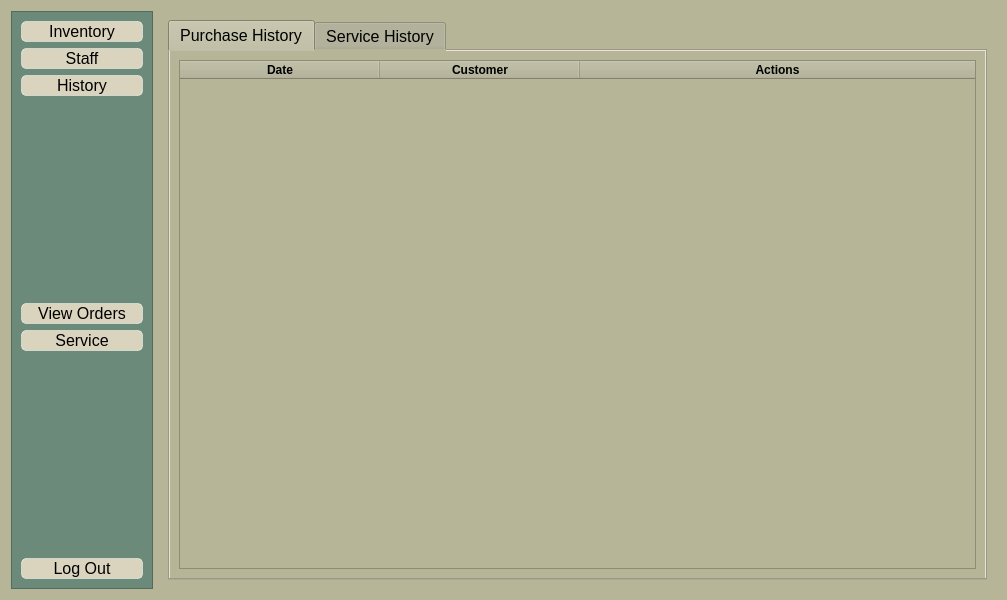
Rhainer13/IM-Project, file Final project3/admin.ui: the form before one commit.
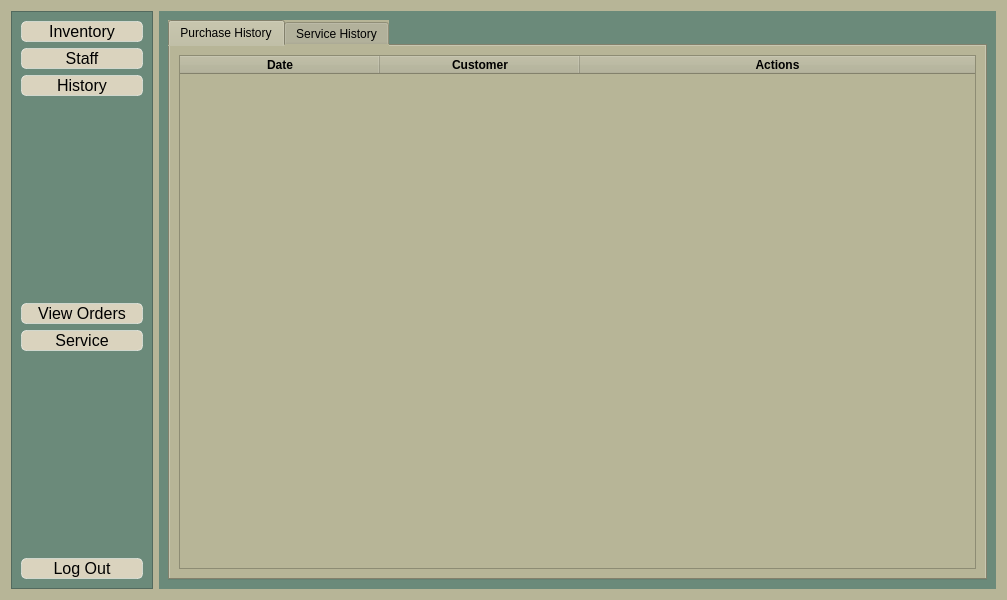
The form after the commit.

Patch:
```diff
--- a/Final project3/admin.ui
+++ b/Final project3/admin.ui
@@ -560,18 +560,20 @@
       </layout>
      </widget>
      <widget class="QWidget" name="page_3">
+      <property name="styleSheet">
+       <string notr="true">QWidget{
+background-color: rgb(107, 138, 122)
+
+}</string>
+      </property>
       <layout class="QGridLayout" name="gridLayout">
        <item row="0" column="0">
         <widget class="QTabWidget" name="tabWidget">
          <property name="styleSheet">
-          <string notr="true">QTabWidget{
-background-color: rgb(218, 211, 190);
-color: black;
-border: 1px solid rgba(255, 255, 255, 0.5);
-border-radius: 5px;
-font-size:16px;
-text-align: center;
-width: 120px
+          <string notr="true">QWidget {
+    background-color: rgb(183, 181, 151);
+    font: 700 ;
+    color: black; /* Sets the font color to black */
 }
 
 QTabWidget:hover {
@@ -591,6 +593,14 @@
           <layout class="QGridLayout" name="gridLayout_2">
            <item row="0" column="0">
             <widget class="QTableWidget" name="purchaseHistoryTable">
+             <property name="styleSheet">
+              <string notr="true">QWidget {
+    background-color: rgb(183, 181, 151);
+    font: 700 9pt &quot;Segoe UI&quot;;
+    color: black; /* Sets the font color to black */
+}
+</string>
+             </property>
              <property name="editTriggers">
               <set>QAbstractItemView::NoEditTriggers</set>
              </property>
```
Left out of the diff: 33 changed lines with no effect on the pictures.
